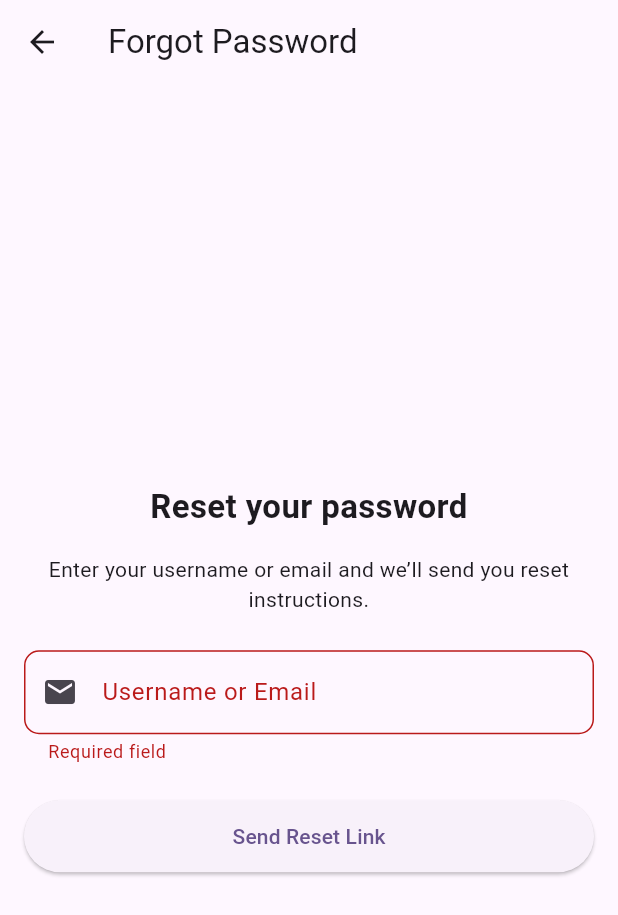
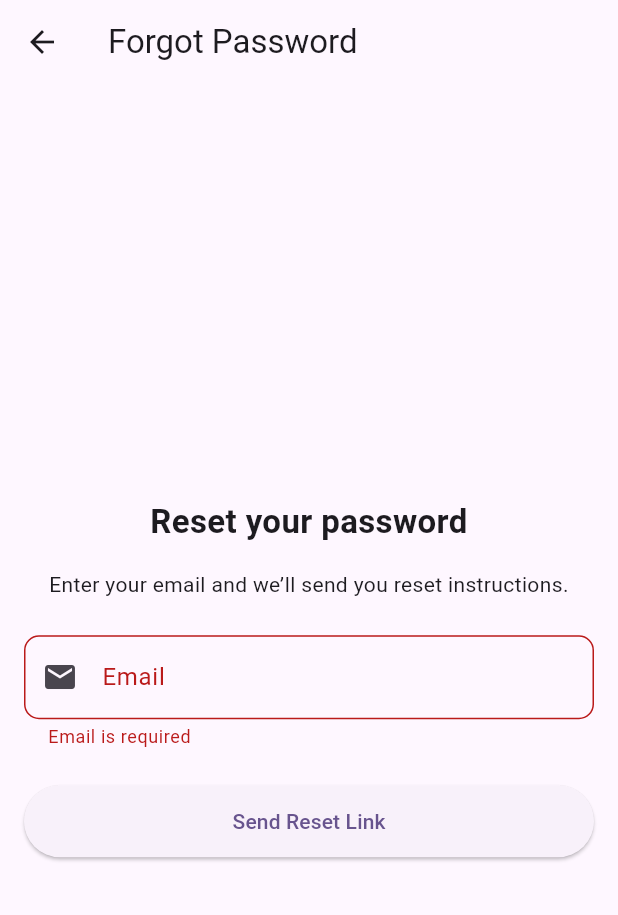
Before and after one commit to sreenu33/firebase_code, a Flutter app: the ForgotPasswordPage screen opened directly, after a tap on "Send Reset Link", on a phone screen of 412 x 824 dp. Shown: the top 915 px of the screen. Run offline on Flutter 3.47's test engine with Material 3 defaults, Android fonts, the light colour scheme and no system bars; our stand-ins replace cloud_firestore, firebase_auth, firebase_core; accounts and stored records are empty.

Commit message:
added auth functionality to firebase

```diff
--- a/lib/views/fotgot_password_page.dart
+++ b/lib/views/fotgot_password_page.dart
@@ -1,4 +1,5 @@
 import 'package:flutter/material.dart';
+import 'package:firebase_auth/firebase_auth.dart';
 
 import '../widgets/app_text_form_field.dart';
 
@@ -12,24 +13,23 @@ class ForgotPasswordPage extends StatefulWidget {
 class _ForgotPasswordPageState extends State<ForgotPasswordPage> {
   final _formKey = GlobalKey<FormState>();
   final _usernameController = TextEditingController();
+  bool _isLoading = false;
+
+  @override
+  void dispose() {
+    _usernameController.dispose();
+    super.dispose();
+  }
 
   @override
   Widget build(BuildContext context) {
     return Scaffold(
-      appBar: AppBar(
-        title: const Text("Forgot Password"),
-      ),
-      body: LayoutBuilder(
-        builder: (context, constraints) {
-          final isWide = constraints.maxWidth > 600;
-
-          return Center(
+      appBar: AppBar(title: const Text("Forgot Password")),
+      body: Center(
         child: SingleChildScrollView(
           padding: const EdgeInsets.all(16),
           child: ConstrainedBox(
-                constraints: BoxConstraints(
-                  maxWidth: isWide ? 450 : double.infinity,
-                ),
+            constraints: const BoxConstraints(maxWidth: 450),
             child: Form(
               key: _formKey,
               child: Column(
@@ -40,62 +40,114 @@ class _ForgotPasswordPageState extends State<ForgotPasswordPage> {
                   const Text(
                     "Reset your password",
                     textAlign: TextAlign.center,
-                        style: TextStyle(
-                          fontSize: 22,
-                          fontWeight: FontWeight.w600,
-                        ),
+                    style: TextStyle(fontSize: 22, fontWeight: FontWeight.w600),
                   ),
 
                   const SizedBox(height: 16),
 
                   const Text(
-                        "Enter your username or email and we’ll send you reset instructions.",
+                    "Enter your email and we’ll send you reset instructions.",
                     textAlign: TextAlign.center,
                   ),
 
                   const SizedBox(height: 24),
 
-                      /// Username / Email
+                  /// Email Field
                   AppTextFormField(
                     controller: _usernameController,
-                        label: "Username or Email",
+                    label: "Email",
                     icon: Icons.email,
+                    validator: (value) {
+                      if (value == null || value.isEmpty) {
+                        return 'Email is required';
+                      }
+                      if (!value.contains('@')) {
+                        return 'Enter a valid email';
+                      }
+                      return null;
+                    },
                   ),
 
                   const SizedBox(height: 24),
 
                   /// Submit Button
                   ElevatedButton(
-                        onPressed: _onSubmit,
+                    onPressed: _isLoading ? null : _onSubmit,
                     style: ElevatedButton.styleFrom(
                       padding: const EdgeInsets.symmetric(vertical: 14),
                     ),
-                        child: const Text("Send Reset Link"),
+                    child: _isLoading
+                        ? const SizedBox(
+                            height: 20,
+                            width: 20,
+                            child: CircularProgressIndicator(
+                              strokeWidth: 2,
+                              color: Colors.white,
+                            ),
+                          )
+                        : const Text("Send Reset Link"),
                   ),
                 ],
               ),
             ),
           ),
         ),
-          );
-        },
       ),
     );
   }
 
-  void _onSubmit() {
-    if (_formKey.currentState!.validate()) {
+  Future<void> _onSubmit() async {
+    if (!_formKey.currentState!.validate()) return;
+
     FocusScope.of(context).unfocus();
 
-      // Forgot password API / Firebase logic here
+    setState(() => _isLoading = true);
+
+    final email = _usernameController.text.trim();
+
+    try {
+      await FirebaseAuth.instance.sendPasswordResetEmail(email: email);
+
+      debugPrint("Password reset email sent to $email");
+
+      if (!mounted) return;
 
       ScaffoldMessenger.of(context).showSnackBar(
         const SnackBar(
-          content: Text("Password reset link sent"),
+          content: Text("Password reset link sent. Check your email."),
         ),
       );
 
-      Navigator.pop(context);
+      await Future.delayed(const Duration(seconds: 2));
+
+      if (mounted) Navigator.pop(context);
+    } on FirebaseAuthException catch (e) {
+      debugPrint("Firebase error: ${e.code} - ${e.message}");
+
+      String message;
+      switch (e.code) {
+        case 'invalid-email':
+          message = "Invalid email address";
+          break;
+        case 'user-not-found':
+          message = "No user found with this email";
+          break;
+        case 'too-many-requests':
+          message = "Too many requests. Try again later";
+          break;
+        default:
+          message = e.message ?? "Password reset failed";
+      }
+
+      if (mounted) {
+        ScaffoldMessenger.of(
+          context,
+        ).showSnackBar(SnackBar(content: Text(message)));
+      }
+    } catch (e) {
+      debugPrint("Unknown error: $e");
+    } finally {
+      if (mounted) setState(() => _isLoading = false);
     }
   }
 }
```
Also changed, not shown: lib/views/home_page.dart (added, +49 -0 lines), lib/views/home_screen.dart (deleted, +0 -15 lines), lib/views/login_page.dart (+16 -7 lines), 1 other file. Lines whose indentation alone changed are shown as unchanged.
